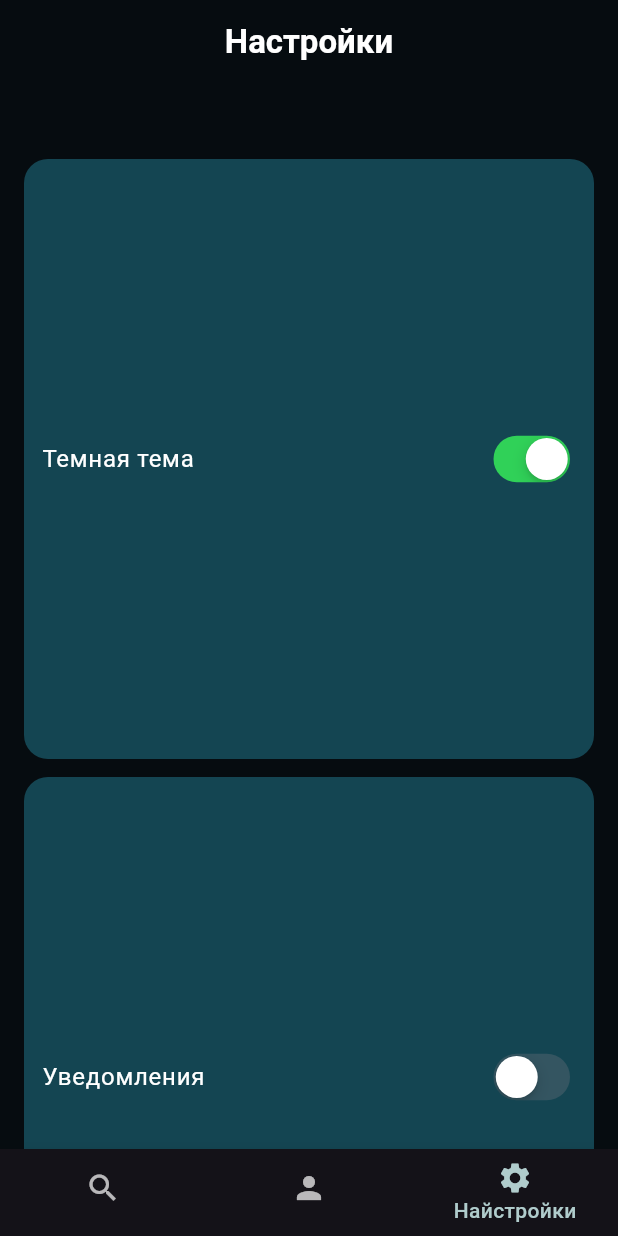
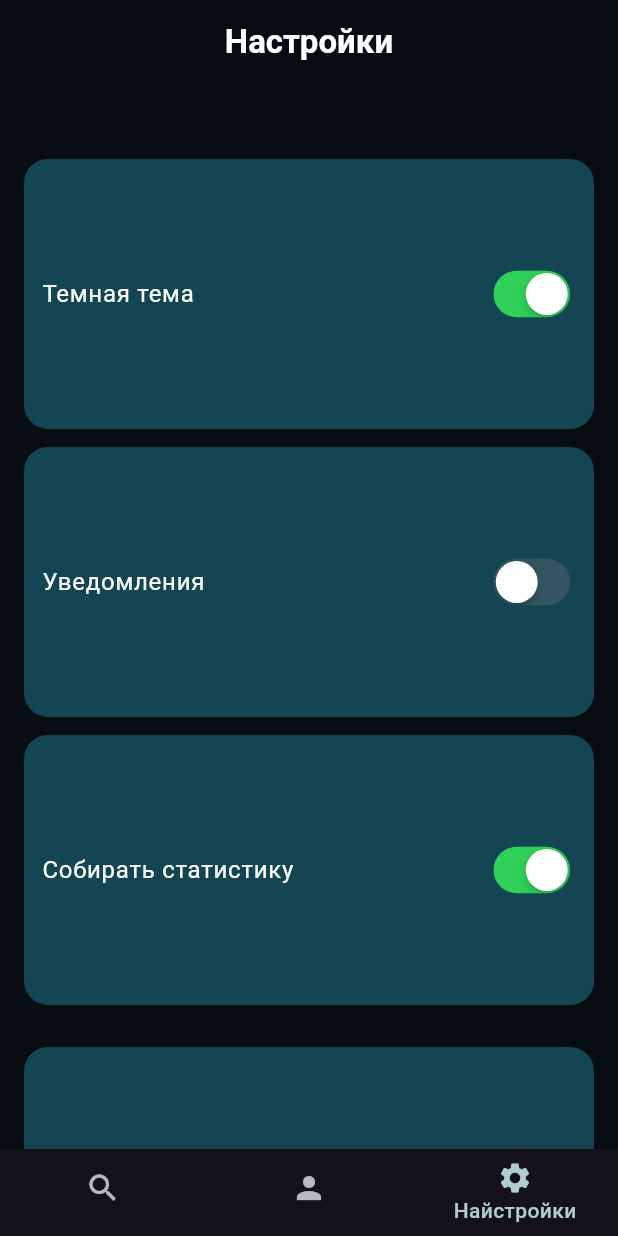
Before and after one commit to mon1gol/animebox, a Flutter app: the screen it shows after launch, item 3 of the bottom bar chosen, on a phone screen of 412 x 824 dp. Run offline on Flutter 3.47's test engine with Material 3 defaults, Android fonts, the phone set to English and light mode, and no system bars; our stand-ins replace auto_route, dio, equatable, flutter_bloc, flutter_dotenv, retrofit; generated files the repository leaves out were written again; network calls fail.

```diff
--- /dev/null
+++ b/animebox/devtools_options.yaml
@@ -0,0 +1,3 @@
+description: This file stores settings for Dart & Flutter DevTools.
+documentation: https://docs.flutter.dev/tools/devtools/extensions#configure-extension-enablement-states
+extensions:
--- a/animebox/lib/shared/widgets/base_card_container.dart
+++ b/animebox/lib/shared/widgets/base_card_container.dart
@@ -8,9 +8,11 @@
     required this.margin,
     this.padding,
     this.backgroundImageUrl,
+    this.height = 180,
   });
 
   final double width;
+  final double height;
   final Widget child;
   final EdgeInsets margin;
   final EdgeInsets? padding;
@@ -19,10 +21,9 @@
   @override
   Widget build(BuildContext context) {
     final theme = Theme.of(context);
-    return AspectRatio(
-      aspectRatio: 3 / 3,
-      child: Container(
+    return Container(
       width: width,
+      height: height,
       margin: margin,
       padding:
           padding ?? const EdgeInsets.symmetric(horizontal: 8, vertical: 8),
@@ -37,7 +38,6 @@
         color: theme.cardColor,
       ),
       child: child,
-      ),
     );
   }
 }
```
Also changed, not shown: animebox/lib/features/search/presentation/widgets/search_anime_list_horizontal.dart (+23 -12 lines), animebox/lib/shared/widgets/anime_list_card.dart (+17 -8 lines). Lines whose indentation alone changed are shown as unchanged.
